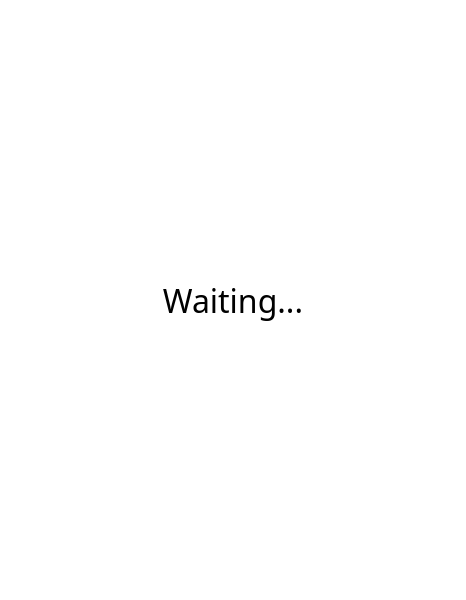
This is pages/BusyPage.ui in wps139hf/app as Qt 5 draws it before an edit. The edited form follows.
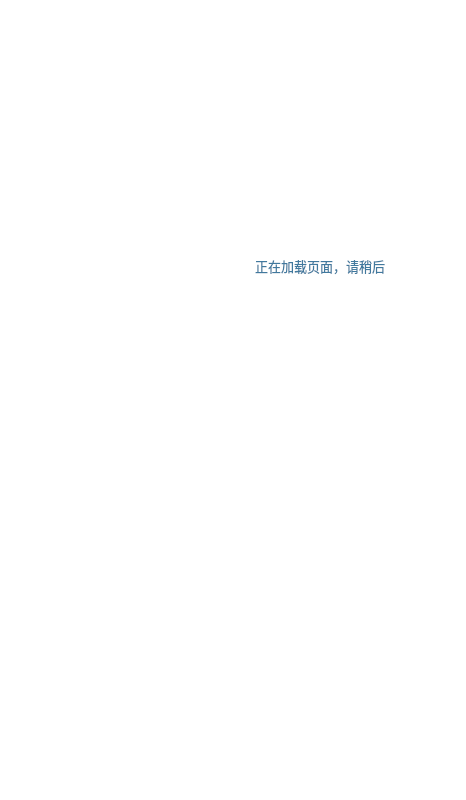
This is the edited form.

Commit message: 1.change BusyPage 2.change banner pic 3.change message page

The edit to the form file:
```diff
--- a/pages/BusyPage.ui
+++ b/pages/BusyPage.ui
@@ -7,45 +7,75 @@
     <x>0</x>
     <y>0</y>
     <width>466</width>
-    <height>600</height>
+    <height>800</height>
    </rect>
   </property>
+  <property name="minimumSize">
+   <size>
+    <width>400</width>
+    <height>800</height>
+   </size>
+  </property>
   <property name="windowTitle">
    <string>Form</string>
   </property>
+  <property name="autoFillBackground">
+   <bool>true</bool>
+  </property>
   <property name="styleSheet">
    <string notr="true">background-color: rgb(255, 255, 255);</string>
   </property>
-  <layout class="QGridLayout" name="gridLayout">
-   <property name="leftMargin">
-    <number>0</number>
+  <widget class="QLabel" name="gifLabel">
+   <property name="geometry">
+    <rect>
+     <x>170</x>
+     <y>70</y>
+     <width>100</width>
+     <height>100</height>
+    </rect>
    </property>
-   <property name="topMargin">
-    <number>0</number>
+   <property name="minimumSize">
+    <size>
+     <width>100</width>
+     <height>100</height>
+    </size>
    </property>
-   <property name="rightMargin">
-    <number>0</number>
+   <property name="text">
+    <string/>
    </property>
-   <property name="bottomMargin">
-    <number>0</number>
+  </widget>
+  <widget class="QLabel" name="textLabel">
+   <property name="geometry">
+    <rect>
+     <x>170</x>
+     <y>250</y>
+     <width>300</width>
+     <height>31</height>
+    </rect>
    </property>
-   <item row="0" column="0">
-    <widget class="QLabel" name="label">
+   <property name="minimumSize">
+    <size>
+     <width>300</width>
+     <height>30</height>
+    </size>
+   </property>
      <property name="font">
       <font>
-       <family>宋体</family>
-       <pointsize>24</pointsize>
-      </font>
-     </property>
+     <family>幼圆</family>
+     <pointsize>10</pointsize>
+    </font>
+   </property>
+   <property name="styleSheet">
+    <string notr="true">background:white;
+color:rgb(65,121,158);</string>
+   </property>
      <property name="text">
-      <string>Waiting...</string>
+    <string>正在加载页面，请稍后</string>
      </property>
      <property name="alignment">
       <set>Qt::AlignCenter</set>
      </property>
     </widget>
-   </item>
-  </layout>
  </widget>
  <resources/>
  <connections/>
```
Lines whose indentation alone changed are shown as unchanged. The commit also changes 10 other files.
